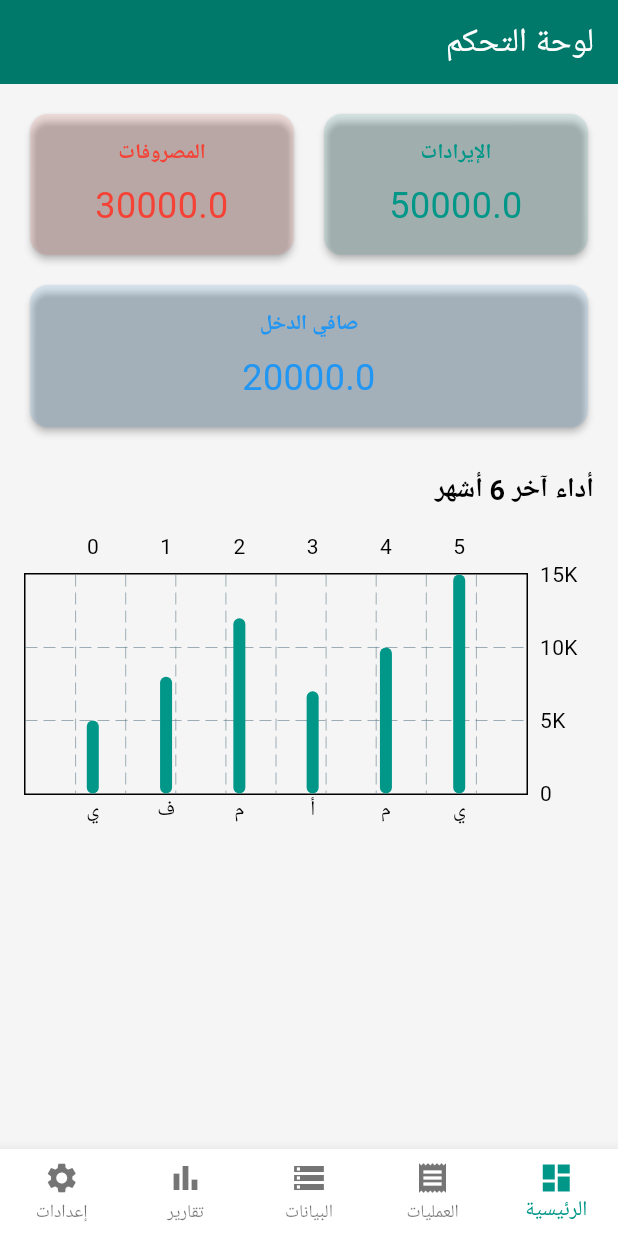
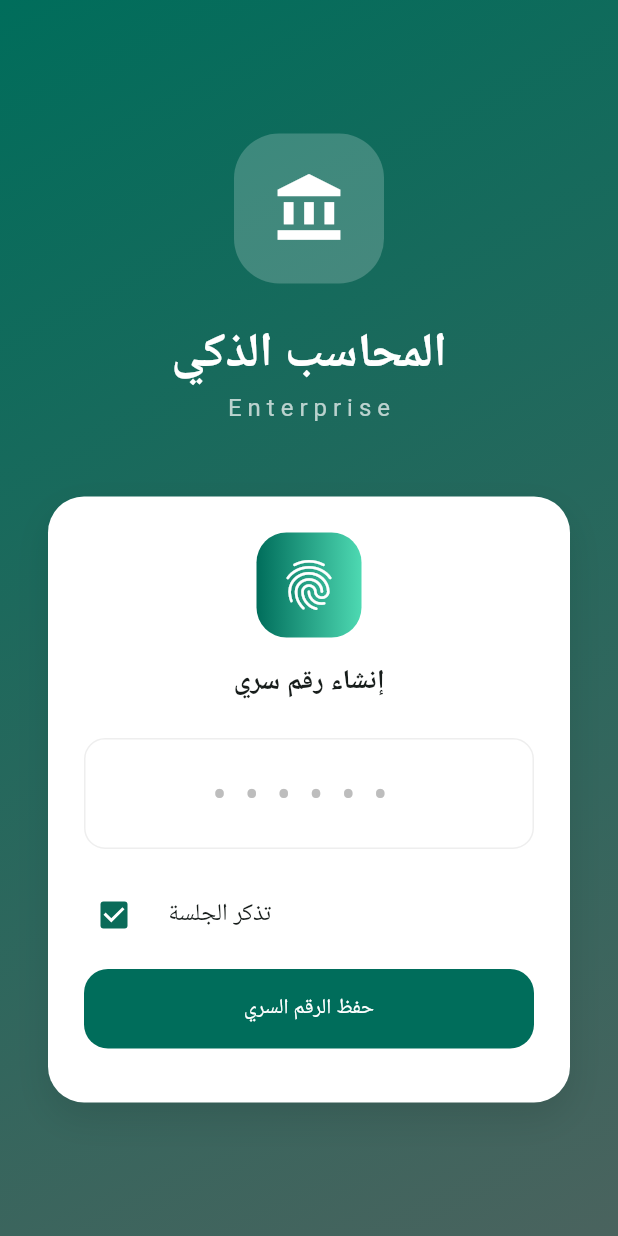
Before and after one commit to saap1990-glitch/smart_accountant, a Flutter app: the screen it shows after launch, on a phone screen of 412 x 824 dp. Run offline on Flutter 3.47's test engine with Material 3 defaults, Android fonts, the phone set to English and light mode, and no system bars; drawn by our look-alikes of fl_chart; our stand-ins replace drift, drift_flutter, flutter_secure_storage, get_it, logger, share_plus and 1 more; accounts and stored records are empty; generated files the repository leaves out were written again; Roboto replaces fonts that are missing (Cairo); project files that could hold a hidden picture were left out.

Commit message:
v1.0 - Complete with stunning UI, auth system, and all features

```diff
--- a/smart_accountant/lib/core/di/service_locator.dart
+++ b/smart_accountant/lib/core/di/service_locator.dart
@@ -21,6 +21,7 @@ import '../services/inventory/item_movement_service.dart';
 import '../services/accounting/accounting_link_service.dart';
 import '../services/templates/activity_templates.dart';
 import '../database/app_database.dart';
+import '../auth/auth_service.dart';
 
 final sl = GetIt.instance;
 
@@ -53,6 +54,7 @@ Future<void> setupServiceLocator() async {
   sl.registerLazySingleton<BackupService>(() => BackupService());
   sl.registerLazySingleton<EncryptionService>(() => EncryptionService());
   sl.registerLazySingleton<SubscriptionService>(() => SubscriptionService());
+  sl.registerLazySingleton<AuthService>(() => AuthService());
   sl.registerLazySingleton<ActivityTemplates>(() => ActivityTemplates(sl<AccountingLinkService>(), sl<MasterDataService>()));
 }
 
--- a/smart_accountant/lib/core/theme/app_theme.dart
+++ b/smart_accountant/lib/core/theme/app_theme.dart
@@ -1,69 +1,153 @@
 import 'package:flutter/material.dart';
 
 class AppTheme {
-  static const Color primaryColor = Color(0xFF00796B);
-  static const Color accentColor = Color(0xFF004D40);
+  // الألوان الأساسية
+  static const Color primaryLight = Color(0xFF006D5B);
+  static const Color primaryDark = Color(0xFF4ED9B2);
+  static const Color secondaryLight = Color(0xFF4A635E);
+  static const Color secondaryDark = Color(0xFFB0CCC5);
+
+  // ألوان مساعدة
+  static const Color surfaceLight = Color(0xFFF8FBF9);
+  static const Color surfaceDark = Color(0xFF1A1C1B);
+  static const Color backgroundLight = Color(0xFFF0F4F2);
+  static const Color backgroundDark = Color(0xFF0F1412);
+
+  // ألوان الحالة
+  static const Color success = Color(0xFF2E7D32);
+  static const Color warning = Color(0xFFF57F17);
+  static const Color error = Color(0xFFD32F2F);
+  static const Color info = Color(0xFF1976D2);
+
+  // ألوان الحسابات
+  static const Color assetColor = Color(0xFF2E7D32);
+  static const Color liabilityColor = Color(0xFFC62828);
+  static const Color expenseColor = Color(0xFFE65100);
+  static const Color revenueColor = Color(0xFF1565C0);
 
   static ThemeData lightTheme = ThemeData(
     useMaterial3: true,
     brightness: Brightness.light,
-    primaryColor: primaryColor,
-    scaffoldBackgroundColor: const Color(0xFFF5F5F5),
+    colorSchemeSeed: primaryLight,
+    scaffoldBackgroundColor: backgroundLight,
     fontFamily: 'Cairo',
-    colorScheme: const ColorScheme.light(
-      primary: primaryColor,
-      secondary: accentColor,
-      surface: Colors.white,
-      onPrimary: Colors.white,
-      onSecondary: Colors.white,
-    ),
-    appBarTheme: const AppBarTheme(
-      backgroundColor: primaryColor,
+    appBarTheme: AppBarTheme(
+      backgroundColor: primaryLight,
       foregroundColor: Colors.white,
       elevation: 0,
+      centerTitle: true,
+      shape: const RoundedRectangleBorder(
+        borderRadius: BorderRadius.vertical(bottom: Radius.circular(20)),
+      ),
     ),
-    floatingActionButtonTheme: const FloatingActionButtonThemeData(
-      backgroundColor: primaryColor,
-      foregroundColor: Colors.white,
+    cardTheme: CardThemeData(
+      elevation: 0,
+      shape: RoundedRectangleBorder(borderRadius: BorderRadius.circular(16)),
+      color: surfaceLight,
+    ),
+    elevatedButtonTheme: ElevatedButtonThemeData(
+      style: ElevatedButton.styleFrom(
+        backgroundColor: primaryLight,
+        foregroundColor: Colors.white,
+        elevation: 0,
+        padding: const EdgeInsets.symmetric(horizontal: 32, vertical: 16),
+        shape: RoundedRectangleBorder(borderRadius: BorderRadius.circular(16)),
+      ),
+    ),
+    outlinedButtonTheme: OutlinedButtonThemeData(
+      style: OutlinedButton.styleFrom(
+        foregroundColor: primaryLight,
+        padding: const EdgeInsets.symmetric(horizontal: 32, vertical: 16),
+        shape: RoundedRectangleBorder(borderRadius: BorderRadius.circular(16)),
+        side: const BorderSide(color: primaryLight),
+      ),
     ),
     inputDecorationTheme: InputDecorationTheme(
-      border: OutlineInputBorder(borderRadius: BorderRadius.circular(12)),
       filled: true,
       fillColor: Colors.white,
+      border: OutlineInputBorder(
+        borderRadius: BorderRadius.circular(14),
+        borderSide: BorderSide.none,
+      ),
+      enabledBorder: OutlineInputBorder(
+        borderRadius: BorderRadius.circular(14),
+        borderSide: BorderSide(color: Colors.grey.shade200),
+      ),
+      focusedBorder: OutlineInputBorder(
+        borderRadius: BorderRadius.circular(14),
+        borderSide: const BorderSide(color: primaryLight, width: 2),
+      ),
+      contentPadding: const EdgeInsets.all(16),
     ),
-    cardTheme: CardThemeData(
-      elevation: 2,
-      shape: RoundedRectangleBorder(borderRadius: BorderRadius.circular(12)),
+    bottomNavigationBarTheme: const BottomNavigationBarThemeData(
+      backgroundColor: Colors.white,
+      selectedItemColor: primaryLight,
+      unselectedItemColor: Colors.grey,
+      type: BottomNavigationBarType.fixed,
+      elevation: 8,
     ),
   );
 
   static ThemeData darkTheme = ThemeData(
     useMaterial3: true,
     brightness: Brightness.dark,
-    primaryColor: primaryColor,
-    scaffoldBackgroundColor: const Color(0xFF121212),
+    colorSchemeSeed: primaryDark,
+    scaffoldBackgroundColor: backgroundDark,
     fontFamily: 'Cairo',
-    colorScheme: const ColorScheme.dark(
-      primary: primaryColor,
-      secondary: accentColor,
-      surface: Color(0xFF1E1E1E),
-      onPrimary: Colors.white,
-      onSecondary: Colors.white,
-    ),
-    appBarTheme: const AppBarTheme(
-      backgroundColor: Color(0xFF1E1E1E),
+    appBarTheme: AppBarTheme(
+      backgroundColor: surfaceDark,
       foregroundColor: Colors.white,
       elevation: 0,
+      centerTitle: true,
+      shape: const RoundedRectangleBorder(
+        borderRadius: BorderRadius.vertical(bottom: Radius.circular(20)),
+      ),
+    ),
+    cardTheme: CardThemeData(
+      elevation: 0,
+      shape: RoundedRectangleBorder(borderRadius: BorderRadius.circular(16)),
+      color: surfaceDark,
+    ),
+    elevatedButtonTheme: ElevatedButtonThemeData(
+      style: ElevatedButton.styleFrom(
+        backgroundColor: primaryDark,
+        foregroundColor: Colors.black,
+        elevation: 0,
+        padding: const EdgeInsets.symmetric(horizontal: 32, vertical: 16),
+        shape: RoundedRectangleBorder(borderRadius: BorderRadius.circular(16)),
+      ),
+    ),
+    outlinedButtonTheme: OutlinedButtonThemeData(
+      style: OutlinedButton.styleFrom(
+        foregroundColor: primaryDark,
+        padding: const EdgeInsets.symmetric(horizontal: 32, vertical: 16),
+        shape: RoundedRectangleBorder(borderRadius: BorderRadius.circular(16)),
+        side: const BorderSide(color: primaryDark),
+      ),
     ),
     inputDecorationTheme: InputDecorationTheme(
-      border: OutlineInputBorder(borderRadius: BorderRadius.circular(12)),
       filled: true,
-      fillColor: const Color(0xFF2C2C2C),
+      fillColor: surfaceDark,
+      border: OutlineInputBorder(
+        borderRadius: BorderRadius.circular(14),
+        borderSide: BorderSide.none,
+      ),
+      enabledBorder: OutlineInputBorder(
+        borderRadius: BorderRadius.circular(14),
+        borderSide: BorderSide(color: Colors.grey.shade800),
+      ),
+      focusedBorder: OutlineInputBorder(
+        borderRadius: BorderRadius.circular(14),
+        borderSide: const BorderSide(color: primaryDark, width: 2),
+      ),
+      contentPadding: const EdgeInsets.all(16),
     ),
-    cardTheme: CardThemeData(
-      color: const Color(0xFF1E1E1E),
-      elevation: 2,
-      shape: RoundedRectangleBorder(borderRadius: BorderRadius.circular(12)),
+    bottomNavigationBarTheme: BottomNavigationBarThemeData(
+      backgroundColor: surfaceDark,
+      selectedItemColor: primaryDark,
+      unselectedItemColor: Colors.grey,
+      type: BottomNavigationBarType.fixed,
+      elevation: 8,
     ),
   );
 }
--- /dev/null
+++ b/smart_accountant/lib/features/auth/login_screen.dart
@@ -0,0 +1,428 @@
+import 'package:flutter/material.dart';
+import 'package:get_it/get_it.dart';
+import '../../core/auth/auth_service.dart';
+import '../dashboard/main_screen.dart';
+
+class LoginScreen extends StatefulWidget {
+  const LoginScreen({super.key});
+
+  @override
+  State<LoginScreen> createState() => _LoginScreenState();
+}
+
+class _LoginScreenState extends State<LoginScreen>
+    with SingleTickerProviderStateMixin {
+  final _auth = GetIt.I<AuthService>();
+  final _pinController = TextEditingController();
+  final _recoveryController = TextEditingController();
+  final _newPinController = TextEditingController();
+
+  late AnimationController _animController;
+  late Animation<double> _fadeAnimation;
+  late Animation<Offset> _slideAnimation;
+
+  bool _isLoading = true;
+  bool _isFirstTime = true;
+  bool _showPinInput = false;
+  bool _showRecovery = false;
+  bool _rememberMe = true;
+  String _errorMessage = '';
+  int _pinLength = 6;
+
+  @override
+  void initState() {
+    super.initState();
+    _animController = AnimationController(
+      vsync: this,
+      duration: const Duration(milliseconds: 1200),
+    );
+    _fadeAnimation = Tween<double>(begin: 0.0, end: 1.0).animate(
+      CurvedAnimation(parent: _animController, curve: Curves.easeIn),
+    );
+    _slideAnimation = Tween<Offset>(
+      begin: const Offset(0, 0.3),
+      end: Offset.zero,
+    ).animate(CurvedAnimation(parent: _animController, curve: Curves.easeOutCubic));
+
+    _checkAuth();
+  }
+
+  Future<void> _checkAuth() async {
+    final hasPin = await _auth.hasPin();
+    final remembered = await _auth.isSessionRemembered();
+
+    if (remembered && !hasPin) {
+      _goToMain();
+      return;
+    }
+
+    setState(() {
+      _isFirstTime = !hasPin;
+      _showPinInput = hasPin;
+      _isLoading = false;
+    });
+    _animController.forward();
+  }
+
+  void _goToMain() {
+    Navigator.pushReplacement(
+      context,
+      PageRouteBuilder(
+        pageBuilder: (_, __, ___) => const MainScreen(),
+        transitionsBuilder: (_, animation, __, child) {
+          return FadeTransition(opacity: animation, child: child);
+        },
+        transitionDuration: const Duration(milliseconds: 500),
+      ),
+    );
+  }
+
+  Future<void> _handlePinSubmit() async {
+    final pin = _pinController.text;
+    if (pin.length != _pinLength) {
+      setState(() => _errorMessage = 'أدخل 6 أرقام');
+      return;
+    }
+
+    if (await _auth.verifyPin(pin)) {
+      if (_rememberMe) await _auth.rememberSession(true);
+      _goToMain();
+    } else {
+      setState(() => _errorMessage = 'الرقم السري غير صحيح');
+      _pinController.clear();
+    }
+  }
+
+  Future<void> _handleSetPin() async {
+    final pin = _pinController.text;
+    if (pin.length != _pinLength) {
+      setState(() => _errorMessage = 'أدخل 6 أرقام');
+      return;
+    }
+
+    await _auth.setPin(pin);
+    final code = _generateRecoveryCode();
+    await _auth.setRecoveryCode(code);
+
+    _showRecoveryDialog(code);
+  }
+
+  Future<void> _handleRecovery() async {
+    final code = _recoveryController.text;
+    final newPin = _newPinController.text;
+
+    if (newPin.length != _pinLength) {
+      setState(() => _errorMessage = 'أدخل رقماً سرياً جديداً من 6 أرقام');
+      return;
+    }
+
+    if (await _auth.resetPinWithRecovery(code, newPin)) {
+      ScaffoldMessenger.of(context).showSnackBar(
+        const SnackBar(content: Text('تم إعادة تعيين الرقم السري بنجاح')),
+      );
+      setState(() {
+        _showRecovery = false;
+        _showPinInput = true;
+      });
+    } else {
+      setState(() => _errorMessage = 'رمز الاسترداد غير صحيح');
+    }
+  }
+
+  String _generateRecoveryCode() {
+    return DateTime.now().millisecondsSinceEpoch.toString().substring(5, 13);
+  }
+
+  void _showRecoveryDialog(String code) {
+    showDialog(
+      context: context,
+      builder: (ctx) => AlertDialog(
+        shape: RoundedRectangleBorder(borderRadius: BorderRadius.circular(20)),
+        title: const Row(
+          children: [
+            Icon(Icons.key, color: Colors.teal),
+            SizedBox(width: 8),
+            Text('رمز الاسترداد'),
+          ],
+        ),
+        content: Column(
+          mainAxisSize: MainAxisSize.min,
+          children: [
+            const Text('احفظ هذا الرمز لاستعادة كلمة السر:'),
+            const SizedBox(height: 16),
+            Container(
+              padding: const EdgeInsets.all(16),
+              decoration: BoxDecoration(
+                color: Colors.teal.shade50,
+                borderRadius: BorderRadius.circular(12),
+              ),
+              child: Text(
+                code,
+                style: const TextStyle(fontSize: 24, fontWeight: FontWeight.bold, letterSpacing: 4),
+              ),
+            ),
+            const SizedBox(height: 8),
+            const Text('يمكنك نسخه أو تصويره', style: TextStyle(color: Colors.grey)),
+          ],
+        ),
+        actions: [
+          ElevatedButton(
+            onPressed: () {
+              Navigator.pop(ctx);
+              _goToMain();
+            },
+            child: const Text('تم الحفظ'),
+          ),
+        ],
+      ),
+    );
+  }
+
+  @override
+  Widget build(BuildContext context) {
+    if (_isLoading) {
+      return const Scaffold(
+        body: Center(child: CircularProgressIndicator()),
+      );
+    }
+
+    return Scaffold(
+      body: Container(
+        decoration: BoxDecoration(
+          gradient: LinearGradient(
+            begin: Alignment.topLeft,
+            end: Alignment.bottomRight,
+            colors: [
+              Theme.of(context).brightness == Brightness.light
+                  ? const Color(0xFF006D5B)
+                  : const Color(0xFF0F1412),
+              Theme.of(context).brightness == Brightness.light
+                  ? const Color(0xFF4A635E)
+                  : const Color(0xFF1A1C1B),
+            ],
+          ),
+        ),
+        child: SafeArea(
+          child: Center(
+            child: SingleChildScrollView(
+              padding: const EdgeInsets.all(32),
+              child: FadeTransition(
+                opacity: _fadeAnimation,
+                child: SlideTransition(
+                  position: _slideAnimation,
+                  child: Column(
+                    mainAxisAlignment: MainAxisAlignment.center,
+                    children: [
+                      // الشعار
+                      Container(
+                        width: 100,
+                        height: 100,
+                        decoration: BoxDecoration(
+                          color: Colors.white.withOpacity(0.2),
+                          borderRadius: BorderRadius.circular(30),
+                        ),
+                        child: const Icon(
+                          Icons.account_balance,
+                          size: 50,
+                          color: Colors.white,
+                        ),
+                      ),
+                      const SizedBox(height: 24),
+                      const Text(
+                        'المحاسب الذكي',
+                        style: TextStyle(
+                          fontSize: 32,
+                          fontWeight: FontWeight.bold,
+                          color: Colors.white,
+                        ),
+                      ),
+                      const Text(
+                        'Enterprise',
+                        style: TextStyle(
+                          fontSize: 16,
+                          color: Colors.white70,
+                          letterSpacing: 4,
+                        ),
+                      ),
+                      const SizedBox(height: 48),
+
+                      // بطاقة تسجيل الدخول
+                      Container(
+                        padding: const EdgeInsets.all(24),
+                        decoration: BoxDecoration(
+                          color: Theme.of(context).brightness == Brightness.light
+                              ? Colors.white
+                              : const Color(0xFF1E1E1E),
+                          borderRadius: BorderRadius.circular(24),
+                          boxShadow: [
+                            BoxShadow(
+                              color: Colors.black.withOpacity(0.1),
+                              blurRadius: 20,
+                              offset: const Offset(0, 10),
+                            ),
+                          ],
+                        ),
+                        child: Column(
+                          children: [
+                            if (!_showRecovery) ...[
+                              // أيقونة البصمة
+                              if (!_showPinInput)
+                                GestureDetector(
+                                  onTap: () => setState(() => _showPinInput = true),
+                                  child: Container(
+                                    width: 70,
+                                    height: 70,
+                                    decoration: BoxDecoration(
+                                      gradient: const LinearGradient(
+                                        colors: [Color(0xFF006D5B), Color(0xFF4ED9B2)],
+                                      ),
+                                      borderRadius: BorderRadius.circular(20),
+                                    ),
+                                    child: const Icon(Icons.fingerprint, size: 40, color: Colors.white),
+                                  ),
+                                ),
+                              const SizedBox(height: 16),
+                              Text(
+                                _isFirstTime ? 'إنشاء رقم سري' : 'أدخل الرقم السري',
+                                style: const TextStyle(fontSize: 18, fontWeight: FontWeight.bold),
+                              ),
+                              const SizedBox(height: 24),
+
+                              // حقل الرقم السري
+                              TextField(
+                                controller: _pinController,
+                                obscureText: true,
+                                keyboardType: TextInputType.number,
+                                maxLength: _pinLength,
+                                textAlign: TextAlign.center,
+                                style: const TextStyle(fontSize: 28, letterSpacing: 12),
+                                decoration: InputDecoration(
+                                  counterText: '',
+                                  hintText: '••••••',
+                                  hintStyle: TextStyle(color: Colors.grey.shade400, letterSpacing: 12),
+                                ),
+                                onChanged: (_) {
+                                  if (_errorMessage.isNotEmpty) {
+                                    setState(() => _errorMessage = '');
+                                  }
+                                },
+                              ),
+
+                              // رسالة خطأ
+                              if (_errorMessage.isNotEmpty)
+                                Padding(
+                                  padding: const EdgeInsets.only(top: 8),
+                                  child: Text(
+                                    _errorMessage,
+                                    style: const TextStyle(color: Colors.red, fontSize: 14),
+                                  ),
+                                ),
+                              const SizedBox(height: 16),
+
+                              // تذكرني
+                              CheckboxListTile(
+                                value: _rememberMe,
+                                onChanged: (v) => setState(() => _rememberMe = v!),
+                                title: const Text('تذكر الجلسة'),
+                                controlAffinity: ListTileControlAffinity.leading,
+                                contentPadding: EdgeInsets.zero,
+                              ),
+                              const SizedBox(height: 8),
+
+                              // زر الدخول
+                              SizedBox(
+                                width: double.infinity,
+                                child: ElevatedButton(
+                                  onPressed: _isFirstTime ? _handleSetPin : _handlePinSubmit,
+                                  child: Text(_isFirstTime ? 'حفظ الرقم السري' : 'دخول'),
+                                ),
+                              ),
+                              const SizedBox(height: 12),
+
+                              // نسيت كلمة السر
+                              if (!_isFirstTime)
+                                TextButton(
+                                  onPressed: () => setState(() => _showRecovery = true),
+                                  child: const Text('نسيت كلمة السر؟'),
+                                ),
+                            ],
+
+                            // شاشة الاسترداد
+                            if (_showRecovery) ...[
+                              const Icon(Icons.lock_reset, size: 50, color: Colors.teal),
+                              const SizedBox(height: 16),
+                              const Text(
+                                'استعادة كلمة السر',
+                                style: TextStyle(fontSize: 18, fontWeight: FontWeight.bold),
+                              ),
+                              const SizedBox(height: 24),
+                              TextField(
+                                controller: _recoveryController,
+                                decoration: const InputDecoration(
+                                  labelText: 'رمز الاسترداد',
+                                  hintText: 'أدخل رمز الاسترداد الذي حفظته',
+                                ),
+                              ),
+                              const SizedBox(height: 12),
+                              TextField(
+                                controller: _newPinController,
+                                obscureText: true,
+                                keyboardType: TextInputType.number,
+                                maxLength: _pinLength,
+                                textAlign: TextAlign.center,
+                                style: const TextStyle(fontSize: 24, letterSpacing: 8),
+                                decoration: const InputDecoration(
+                                  counterText: '',
+                                  hintText: 'الرقم السري الجديد',
+                                ),
+                              ),
+                              if (_errorMessage.isNotEmpty)
+                                Padding(
+                                  padding: const EdgeInsets.only(top: 8),
+                                  child: Text(_errorMessage, style: const TextStyle(color: Colors.red)),
+                                ),
+                              const SizedBox(height: 16),
+                              Row(
+                                children: [
+                                  Expanded(
+                                    child: OutlinedButton(
+                                      onPressed: () => setState(() {
+                                        _showRecovery = false;
+                                        _errorMessage = '';
+                                      }),
+                                      child: const Text('رجوع'),
+                                    ),
+                                  ),
+                                  const SizedBox(width: 12),
+                                  Expanded(
+                                    child: ElevatedButton(
+                                      onPressed: _handleRecovery,
+                                      child: const Text('إعادة تعيين'),
+                                    ),
+                                  ),
+                                ],
+                              ),
+                            ],
+                          ],
+                        ),
+                      ),
+                    ],
+                  ),
+                ),
+              ),
+            ),
+          ),
+        ),
+      ),
+    );
+  }
+
+  @override
+  void dispose() {
+    _animController.dispose();
+    _pinController.dispose();
+    _recoveryController.dispose();
+    _newPinController.dispose();
+    super.dispose();
+  }
+}
--- a/smart_accountant/lib/main.dart
+++ b/smart_accountant/lib/main.dart
@@ -1,25 +1,50 @@
 import 'package:flutter/material.dart';
-import 'app/app.dart';
 import 'core/di/service_locator.dart';
 import 'core/services/accounting/accounting_link_service.dart';
+import 'core/auth/auth_service.dart';
+import 'core/theme/app_theme.dart';
+import 'features/auth/login_screen.dart';
+import 'features/dashboard/main_screen.dart';
 
 void main() async {
   WidgetsFlutterBinding.ensureInitialized();
 
   try {
     await setupServiceLocator();
-    // زرع الحسابات الافتراضية
     final linkService = sl<AccountingLinkService>();
     await linkService.seedDefaultAccounts();
   } catch (e) {
     runApp(MaterialApp(
       home: Scaffold(
         backgroundColor: Colors.red,
-        body: Center(child: Text('خطأ في التهيئة: $e', style: const TextStyle(color: Colors.white, fontSize: 18))),
+        body: Center(
+          child: Text('خطأ في التهيئة: $e',
+              style: const TextStyle(color: Colors.white, fontSize: 18)),
+        ),
       ),
     ));
     return;
   }
 
-  runApp(const SmartAccountantApp());
+  final auth = sl<AuthService>();
+  final remembered = await auth.isSessionRemembered();
+
+  runApp(SmartAccountantApp(showLogin: !remembered));
 }
+
+class SmartAccountantApp extends StatelessWidget {
+  final bool showLogin;
+  const SmartAccountantApp({super.key, this.showLogin = true});
+
+  @override
+  Widget build(BuildContext context) {
+    return MaterialApp(
+      title: 'المحاسب الذكي',
+      debugShowCheckedModeBanner: false,
+      themeMode: ThemeMode.light,
+      theme: AppTheme.lightTheme,
+      darkTheme: AppTheme.darkTheme,
+      home: showLogin ? const LoginScreen() : const MainScreen(),
+    );
+  }
+}
```
Also changed, not shown: smart_accountant/lib/core/auth/auth_service.dart (added, +71 -0 lines).
